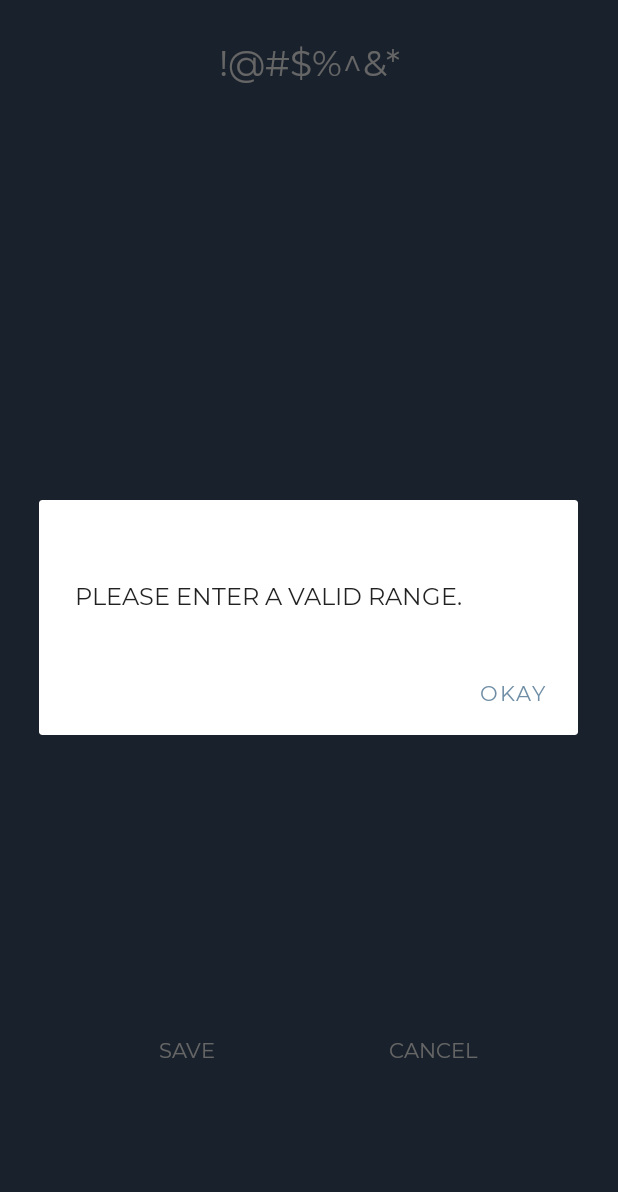
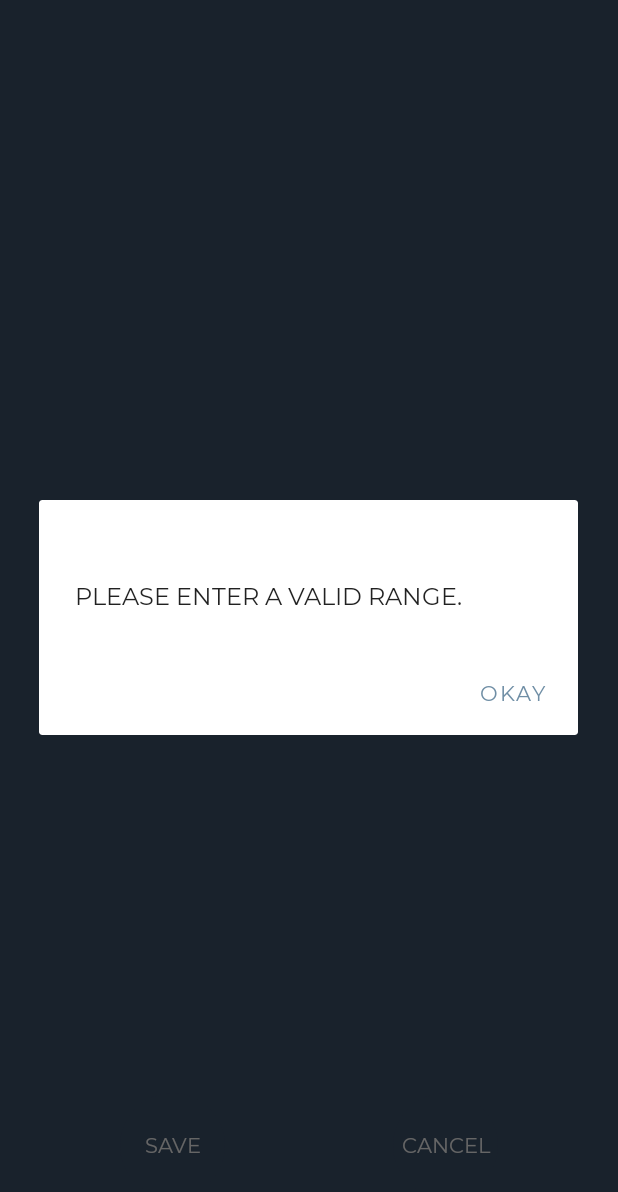
Before and after one commit to KenjiTakahashi-Rial/Randomness, an Android app: the FlipCoinSettingsActivity screen opened directly, with no data from a screen before it, after a tap on "SAVE", on a phone screen of 412 x 824 dp. Shown: the top 1192 px of the screen. Run offline under Robolectric (Android 15) with nearby library versions, the phone set to English and light mode, and no system bars; 6 statements that could not run were skipped.

Commit message:
Removed title from activity_base_random_settings and modified save and cancel buttons

```diff
--- a/app/src/main/java/com/kenjitakahashirial/randomness/activities/abstract/BaseRandomSettingsActivity.kt
+++ b/app/src/main/java/com/kenjitakahashirial/randomness/activities/abstract/BaseRandomSettingsActivity.kt
@@ -41,7 +41,6 @@ abstract class BaseRandomSettingsActivity : BaseSharedPreferencesActivity() {
     }
 
     protected open fun findViews() {
-
         val rootLayout = findViewById<ConstraintLayout>(R.id.baseRandomSettingsLayout).apply {
             setOnFocusChangeListener { _, hasFocus -> if (hasFocus) hideSoftKeyboard() }
         }
--- a/app/src/main/res/layout/activity_base_random_settings.xml
+++ b/app/src/main/res/layout/activity_base_random_settings.xml
@@ -11,36 +11,27 @@
     android:clickable="true"
     tools:context=".activities.abstract.BaseRandomSettingsActivity">
 
-    <TextView
-        android:id="@+id/baseRandomSettingsTitle"
-        android:layout_width="wrap_content"
-        android:layout_height="wrap_content"
-        android:layout_marginTop="25dp"
-        android:focusable="false"
-        android:text="@string/invalid_string"
-        android:textSize="24sp"
-        app:layout_constraintEnd_toEndOf="parent"
-        app:layout_constraintStart_toStartOf="parent"
-        app:layout_constraintTop_toTopOf="parent" />
-
     <Button
         android:id="@+id/baseRandomSettingsSaveButton"
-        android:layout_width="wrap_content"
-        android:layout_height="wrap_content"
+        android:layout_width="70dp"
+        android:layout_height="0dp"
         android:layout_marginStart="80dp"
-        android:layout_marginBottom="100dp"
+        android:layout_marginBottom="25dp"
         android:focusable="false"
         android:text="@string/random_settings_save"
         app:layout_constraintBottom_toBottomOf="parent"
-        app:layout_constraintStart_toStartOf="parent" />
+        app:layout_constraintStart_toStartOf="parent"
+        app:layout_constraintDimensionRatio="1:1"/>
 
     <Button
         android:id="@+id/baseRandomSettingsCancelButton"
-        android:layout_width="wrap_content"
-        android:layout_height="wrap_content"
+        android:layout_width="70dp"
+        android:layout_height="0dp"
         android:layout_marginEnd="80dp"
         android:focusable="false"
         android:text="@string/random_settings_cancel"
+        app:layout_constraintBottom_toBottomOf="@+id/baseRandomSettingsSaveButton"
         app:layout_constraintEnd_toEndOf="parent"
-        app:layout_constraintTop_toTopOf="@+id/baseRandomSettingsSaveButton" />
+        app:layout_constraintTop_toTopOf="@+id/baseRandomSettingsSaveButton"
+        app:layout_constraintDimensionRatio="1:1"/>
 </androidx.constraintlayout.widget.ConstraintLayout>
```
